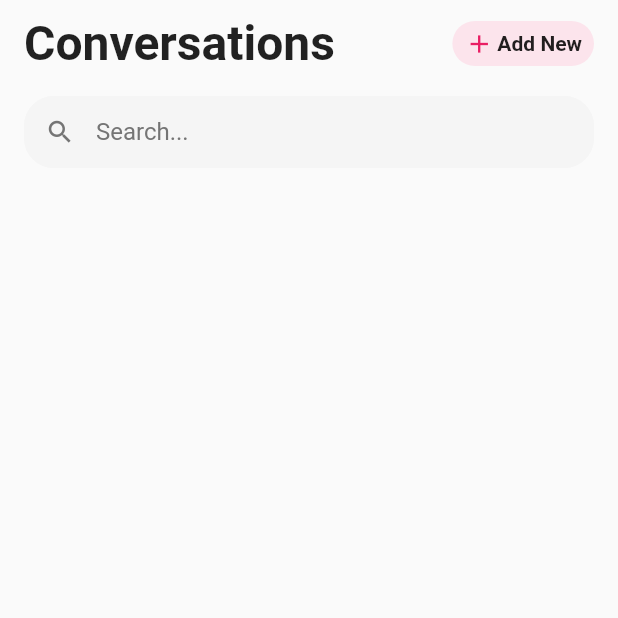
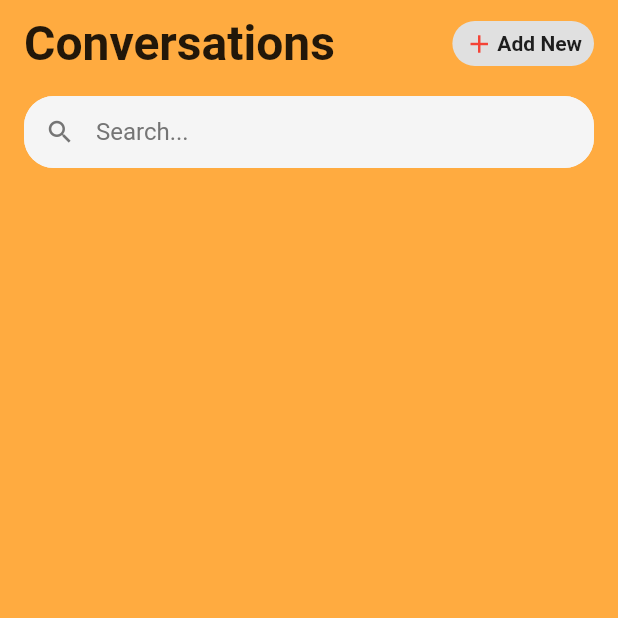
Before and after one commit to vellone20/final_proj, a Flutter app: the screen it shows after launch, after a tap on "Chat", on a phone screen of 412 x 824 dp, the top half of it. Run offline on Flutter 3.47's test engine with Material 2 defaults, Android fonts, the phone set to English and light mode, and no system bars; our stand-ins replace contacts_service, firebase_core, firebase_database, shared_preferences; accounts and stored records are empty.

Commit message:
Tried to get stored score inside of database and additionally stored score inside phone. Also trying to get access to contacts on phone so user can message friends. Configured code so that program still runs by commenting certain code attempts.

```diff
--- a/lib/Screens/ChatPage.dart
+++ b/lib/Screens/ChatPage.dart
@@ -1,4 +1,99 @@
 import 'package:flutter/material.dart';
+import 'package:contacts_service/contacts_service.dart';
+import 'package:flutter/cupertino.dart';
+import 'package:contacts_service/contacts_service.dart';
+
+//trying to get access to contacts on phone
+// class ChatPage extends StatefulWidget {
+//   ChatPage({Key key, this.title}) : super(key: key);
+//
+//   final String title;
+//
+//   @override
+//   _ChatPageState createState() => _ChatPageState();
+// }
+//
+// class _ChatPageState extends State<ChatPage> {
+//   List<Contact> contacts = [];
+//   List<Contact> contactsFiltered = [];
+//   Map<String, Color> contactsColorMap = new Map();
+//   TextEditingController searchController = new TextEditingController();
+//
+//   @override
+//   void initState() {
+//     super.initState();
+//     getPermissions();
+//   }
+//
+//   getPermissions() async {
+//     getAllContacts();
+//     searchController.addListener(() {
+//       filterContacts();
+//     });
+//   }
+//
+//   String flattenPhoneNumber(String phoneStr) {
+//     return phoneStr.replaceAllMapped(RegExp(r'^(\+)|\D'), (Match m) {
+//       return m[0] == "+" ? "+" : "";
+//     });
+//   }
+//
+//   getAllContacts() async {
+//     List colors = [
+//       Colors.green,
+//       Colors.indigo,
+//       Colors.yellow,
+//       Colors.orange
+//     ];
+//     int colorIndex = 0;
+//     List<Contact> _contacts = (await ContactsService.getContacts()).toList();
+//     _contacts.forEach((contact) {
+//       Color baseColor = colors[colorIndex];
+//       contactsColorMap[contact.displayName] = baseColor;
+//       colorIndex++;
+//       if (colorIndex == colors.length) {
+//         colorIndex = 0;
+//       }
+//     });
+//     setState(() {
+//       contacts = _contacts;
+//     });
+//   }
+//
+//   filterContacts() {
+//     List<Contact> _contacts = [];
+//     _contacts.addAll(contacts);
+//     if (searchController.text.isNotEmpty) {
+//       _contacts.retainWhere((contact) {
+//         String searchTerm = searchController.text.toLowerCase();
+//         String searchTermFlatten = flattenPhoneNumber(searchTerm);
+//         String contactName = contact.displayName.toLowerCase();
+//         bool nameMatches = contactName.contains(searchTerm);
+//         if (nameMatches == true) {
+//           return true;
+//         }
+//
+//         if (searchTermFlatten.isEmpty) {
+//           return false;
+//         }
+//
+//         var phone = contact.phones.firstWhere((phn) {
+//           String phnFlattened = flattenPhoneNumber(phn.value);
+//           return phnFlattened.contains(searchTermFlatten);
+//         }, orElse: () => null);
+//
+//         return phone != null;
+//       });
+//     }
+//     setState(() {
+//       contactsFiltered = _contacts;
+//     });
+//   }
+
+
+
+
+///////////////////////////////////////////////////////////////////////////////
 
 class ChatPage extends StatelessWidget{
   @override
@@ -16,6 +111,7 @@ class _ChatPageWidgetState extends State <ChatPageWidget> {
   @override
   Widget build(BuildContext context) {
     return Scaffold(
+      backgroundColor: Colors.orangeAccent,
       body: SingleChildScrollView(
         physics: BouncingScrollPhysics(),
         child: Column(
@@ -33,11 +129,11 @@ class _ChatPageWidgetState extends State <ChatPageWidget> {
                       height: 30,
                       decoration: BoxDecoration(
                         borderRadius: BorderRadius.circular(30),
-                        color: Colors.pink[50],
+                        color: Colors.grey[300],
                       ),
                       child: Row(
                         children: <Widget>[
-                          Icon(Icons.add,color: Colors.pink,size: 20,),
+                          Icon(Icons.add,color: Colors.red,size: 20,),
                           SizedBox(width: 2,),
                           Text("Add New",style: TextStyle(fontSize: 14,fontWeight: FontWeight.bold),),
                         ],
--- a/pubspec.yaml
+++ b/pubspec.yaml
@@ -33,10 +33,9 @@ dev_dependencies:
   flutter_test:
     sdk: flutter
   firebase_core: ^1.0.4
-  firebase_messaging: ^9.1.2
-  cloud_firestore: ^1.0.6
   firebase_database: ^6.1.2
   shared_preferences: ^2.0.5
+  contacts_service: ^0.3.10
 
 # For information on the generic Dart part of this file, see the
 # following page: https://dart.dev/tools/pub/pubspec
```
Also changed, not shown: lib/Screens/ScoreboardPage.dart (+14 -0 lines), pubspec.lock, 3 other files.
